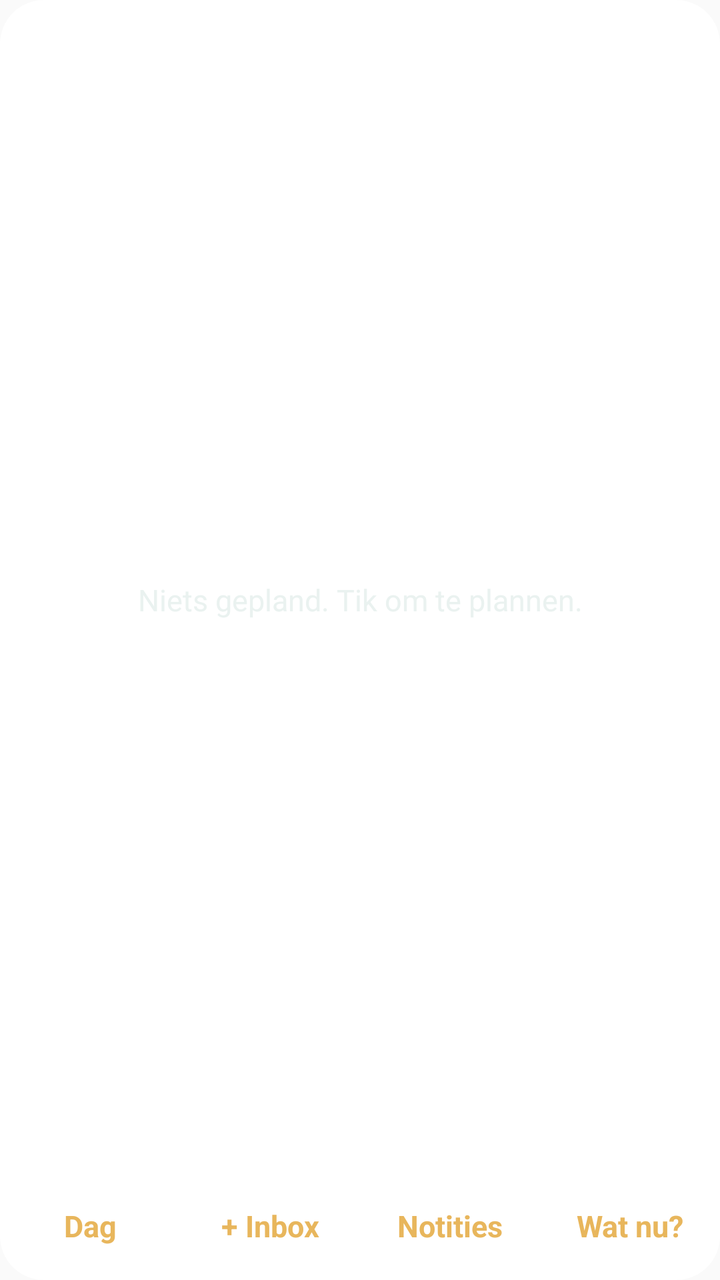
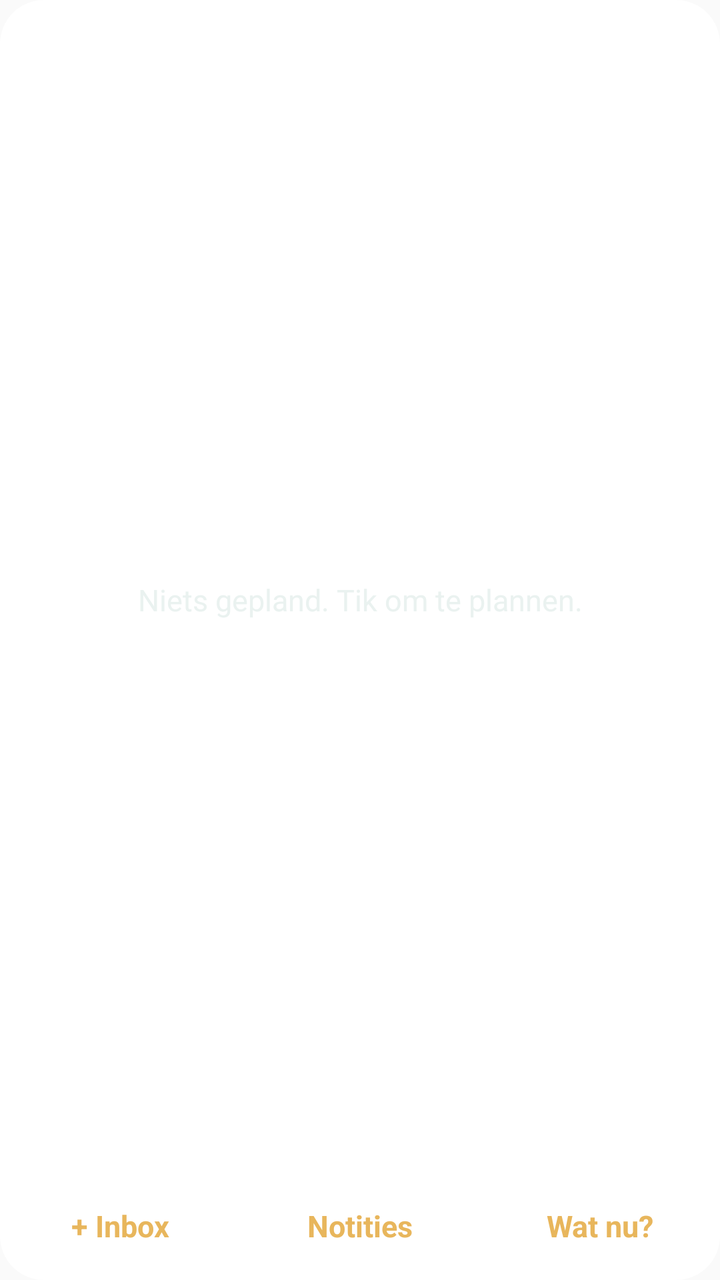

Before-and-after screenshots of an Android layout around one commit, followed by the original layout XML and the change that was made.
<!-- AndroidManifest.xml: application theme AppTheme -->
<!-- res/layout/widget_start.xml -->
<?xml version="1.0" encoding="utf-8"?>
<FrameLayout xmlns:android="http://schemas.android.com/apk/res/android"
    android:id="@+id/w_root"
    android:layout_width="match_parent"
    android:layout_height="match_parent">

    <ImageView
        android:id="@+id/w_bg"
        android:layout_width="match_parent"
        android:layout_height="match_parent"
        android:scaleType="fitXY"
        android:src="@drawable/widget_bg_shape" />

    <LinearLayout
        android:layout_width="match_parent"
        android:layout_height="match_parent"
        android:orientation="vertical"
        android:paddingTop="10dp"
        android:paddingBottom="4dp">

        <FrameLayout
            android:layout_width="match_parent"
            android:layout_height="0dp"
            android:layout_weight="1">

            <ListView
                android:id="@+id/w_list"
                android:layout_width="match_parent"
                android:layout_height="match_parent"
                android:divider="@null"
                android:dividerHeight="0dp"
                android:scrollbars="none" />

            <TextView
                android:id="@+id/w_empty"
                android:layout_width="match_parent"
                android:layout_height="match_parent"
                android:gravity="center"
                android:text="Niets gepland. Tik om te plannen."
                android:textColor="#EAF2F0"
                android:textSize="15sp" />
        </FrameLayout>

        <LinearLayout
            android:layout_width="match_parent"
            android:layout_height="46dp"
            android:orientation="horizontal">

            <TextView
                android:id="@+id/w_day"
                android:layout_width="0dp"
                android:layout_height="match_parent"
                android:layout_weight="1"
                android:gravity="center"
                android:text="Dag"
                android:textColor="#E8B65C"
                android:textSize="15sp"
                android:textStyle="bold" />

            <TextView
                android:id="@+id/w_inbox"
                android:layout_width="0dp"
                android:layout_height="match_parent"
                android:layout_weight="1"
                android:gravity="center"
                android:text="+ Inbox"
                android:textColor="#E8B65C"
                android:textSize="15sp"
                android:textStyle="bold" />

            <TextView
                android:id="@+id/w_notes"
                android:layout_width="0dp"
                android:layout_height="match_parent"
                android:layout_weight="1"
                android:gravity="center"
                android:text="Notities"
                android:textColor="#E8B65C"
                android:textSize="15sp"
                android:textStyle="bold" />

            <TextView
                android:id="@+id/w_focus"
                android:layout_width="0dp"
                android:layout_height="match_parent"
                android:layout_weight="1"
                android:gravity="center"
                android:text="Wat nu?"
                android:textColor="#E8B65C"
                android:textSize="15sp"
                android:textStyle="bold" />
        </LinearLayout>
    </LinearLayout>
</FrameLayout>
<!-- resources referenced by this layout -->
<resources>
  <!-- drawable widget_bg_shape (drawable) -->
  <shape xmlns:android="http://schemas.android.com/apk/res/android" android:shape="rectangle">
      <solid android:color="#FFFFFFFF"/>
      <corners android:radius="22dp"/>
  </shape>
  <style name="AppTheme" parent="Theme.AppCompat.Light.DarkActionBar">
          
          <item name="colorPrimary">@color/colorPrimary</item>
          <item name="colorPrimaryDark">@color/colorPrimaryDark</item>
          <item name="colorAccent">@color/colorAccent</item>
      </style>
</resources>

<!-- the commit's change to res/layout/widget_start.xml (unified diff, before → after) -->
@@ -47,17 +47,6 @@
             android:orientation="horizontal">
 
             <TextView
-                android:id="@+id/w_day"
-                android:layout_width="0dp"
-                android:layout_height="match_parent"
-                android:layout_weight="1"
-                android:gravity="center"
-                android:text="Dag"
-                android:textColor="#E8B65C"
-                android:textSize="15sp"
-                android:textStyle="bold" />
-
-            <TextView
                 android:id="@+id/w_inbox"
                 android:layout_width="0dp"
                 android:layout_height="match_parent"
